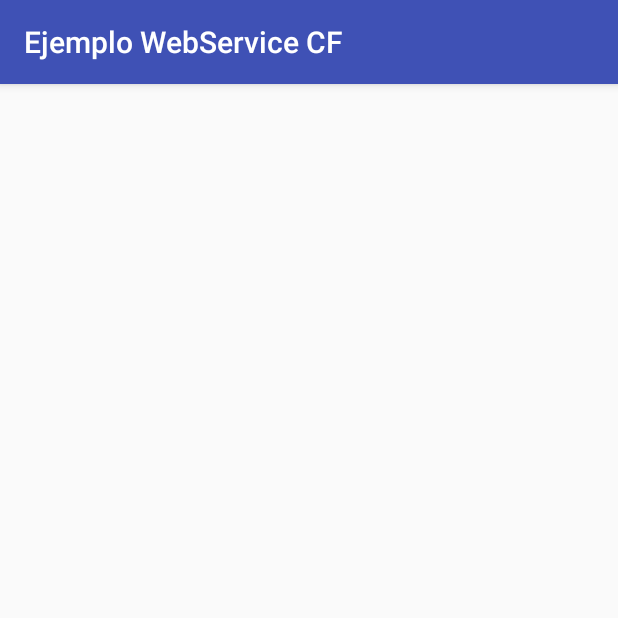
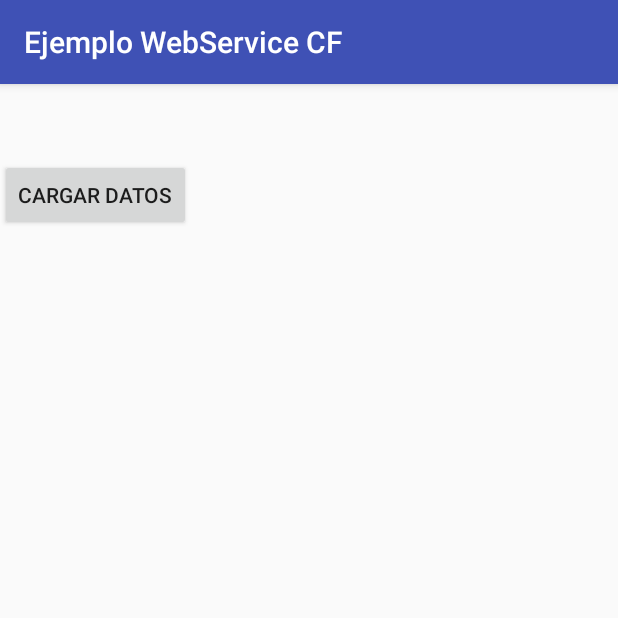
Before and after one commit to diegojbs/WebserviceAndroid, an Android app: the screen it shows after launch (MainActivity), on a phone screen of 412 x 824 dp, the top half of it. Run offline under Robolectric (Android 15) with nearby library versions, the phone set to English and light mode, and no system bars.

Commit message:
108.- Registrar, MainActivity parte 1

```diff
--- a/app/src/main/java/com/mastotal/webserv/ejemplowebservicecf/MainActivity.java
+++ b/app/src/main/java/com/mastotal/webserv/ejemplowebservicecf/MainActivity.java
@@ -30,16 +30,16 @@ public class MainActivity extends AppCompatActivity {
     Button boton;
     TextView textView;
     ProgressBar progressBar;
-    List<MyYTask> taskList;
+    //List<MyYTask> taskList;
 
     // crear la lista de objetos Usuario
-    List<Usuario> usuarioList;
+    //List<Usuario> usuarioList;
 
     //ListView listView;
     //MyAdapter adapter;
 
-    RecyclerView recyclerView;
-    UsuariosAdapter adapter;
+    //RecyclerView recyclerView;
+    //UsuariosAdapter adapter;
 
 
     @Override
@@ -47,22 +47,25 @@ public class MainActivity extends AppCompatActivity {
         super.onCreate(savedInstanceState);
         setContentView(R.layout.activity_main);
 
-        /*boton = (Button) findViewById(R.id.boton);
+        boton = (Button) findViewById(R.id.boton);
         textView = (TextView) findViewById(R.id.textView);
         progressBar = (ProgressBar) findViewById(R.id.progressbar);
-        progressBar.setVisibility(View.INVISIBLE);*/
+        progressBar.setVisibility(View.INVISIBLE);
 
         //Configurar recyclerView
-        recyclerView = (RecyclerView) findViewById(R.id.recyclerView);
+        /*recyclerView = (RecyclerView) findViewById(R.id.recyclerView);
         LinearLayoutManager linearLayoutManager = new LinearLayoutManager(this);
         linearLayoutManager.setOrientation(LinearLayoutManager.VERTICAL);
-        recyclerView.setLayoutManager(linearLayoutManager);
+        recyclerView.setLayoutManager(linearLayoutManager);*/
 
 
         //textView.setMovementMethod(new ScrollingMovementMethod());// esta linea hace que el scroll funcione
 
         //taskList = new ArrayList<>();
 
+        boton.setOnClickListener(new View.OnClickListener() {
+            @Override
+            public void onClick(View v) {
                 if (isOnLine()){
                     //Toast.makeText(getApplicationContext(), "Conectado a internet", Toast.LENGTH_SHORT).show();
                     //webservice con imagenes
@@ -73,6 +76,8 @@ public class MainActivity extends AppCompatActivity {
                     Toast.makeText(getApplicationContext(), "Sin conexión", Toast.LENGTH_SHORT).show();
                 }
 
+            }
+        });
     }
 
     public void cargarDatos(){
@@ -88,10 +93,10 @@ public class MainActivity extends AppCompatActivity {
             }
 
         }*/
-        adapter = new UsuariosAdapter(getApplicationContext(),usuarioList);
-        recyclerView.setAdapter(adapter);
+        //adapter = new UsuariosAdapter(getApplicationContext(),usuarioList);
+        //recyclerView.setAdapter(adapter);
         //nos ayudara
-        recyclerView.setHasFixedSize(true);
+        //recyclerView.setHasFixedSize(true);
     }
 
     //verificar conectidad a internet
@@ -172,7 +177,7 @@ public class MainActivity extends AppCompatActivity {
                 return; // para no llegar al final para que no salga error
             }
 
-            usuarioList = UsuarioJSONParser.parse(result);
+            //usuarioList = UsuarioJSONParser.parse(result);
 
             cargarDatos();
             //progressBar.setVisibility(View.GONE);
--- a/app/src/main/res/layout/activity_main.xml
+++ b/app/src/main/res/layout/activity_main.xml
@@ -7,14 +7,14 @@
     android:orientation="vertical"
     tools:context="com.mastotal.webserv.ejemplowebservicecf.MainActivity">
 
-    <android.support.v7.widget.RecyclerView
+   <!--<android.support.v7.widget.RecyclerView
         android:id="@+id/recyclerView"
         android:layout_width="match_parent"
         android:layout_height="wrap_content">
 
-    </android.support.v7.widget.RecyclerView>
+    </android.support.v7.widget.RecyclerView>-->
 
-    <!--<ProgressBar
+    <ProgressBar
         android:layout_gravity="center_horizontal"
         android:id="@+id/progressbar"
         android:layout_width="50dp"
@@ -32,7 +32,7 @@
         android:layout_height="wrap_content"
         android:text=" "
         android:scrollbars="vertical"/>
-    <ListView
+    <!--<ListView
         android:id="@+id/listView"
         android:layout_width="match_parent"
         android:layout_height="wrap_content">
```
Lines whose indentation alone changed are shown as unchanged.
